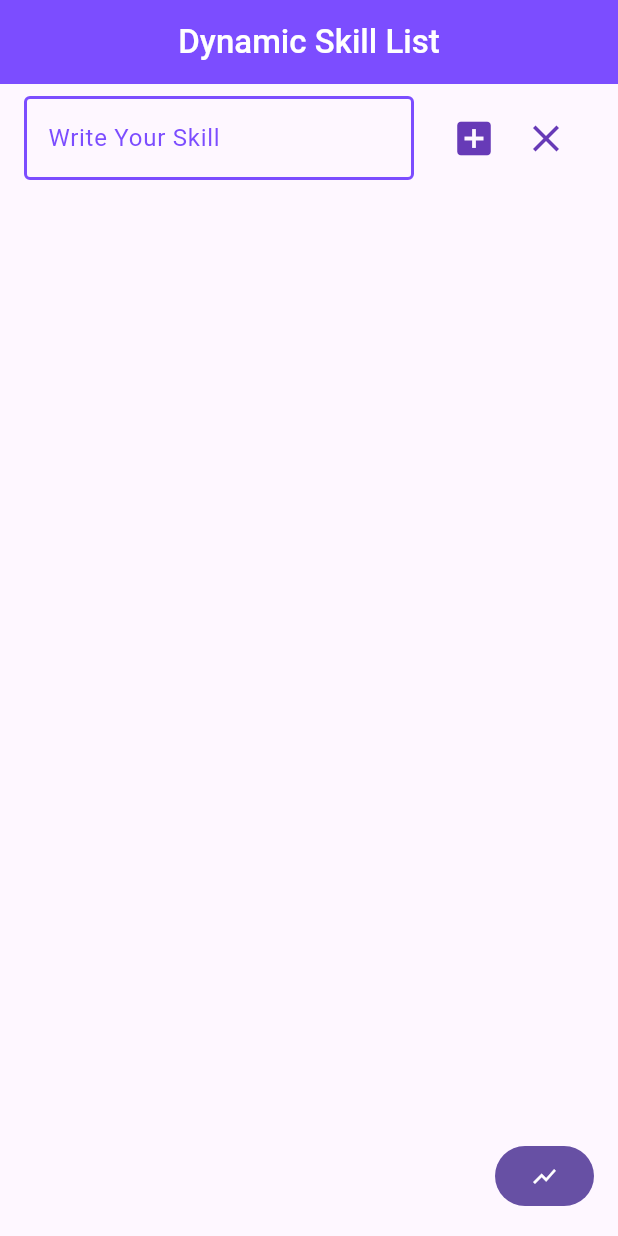
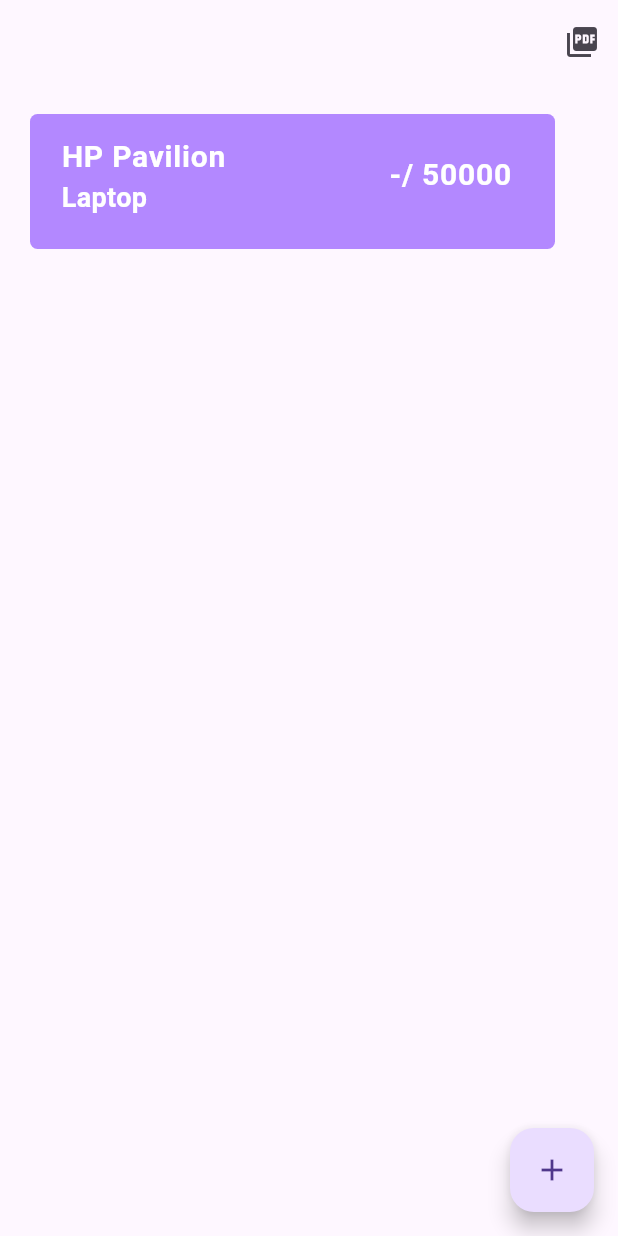
Before and after one commit to sadhana5953/resume_app_daily_task, a Flutter app: the screen it shows after launch, on a phone screen of 412 x 824 dp. Run offline on Flutter 3.47's test engine with Material 3 defaults, Android fonts, the phone set to English and light mode, and no system bars; our stand-ins replace image_picker, pdf, printing.

Commit message:
21/05/2024

```diff
--- /dev/null
+++ b/lib/Screens/Invoice Generator/pdf_generator.dart
@@ -0,0 +1,96 @@
+import 'dart:typed_data';
+import 'package:flutter/cupertino.dart';
+import 'package:flutter/material.dart';
+import 'package:pdf/pdf.dart';
+import 'package:pdf/widgets.dart' as pw;
+import 'package:printing/printing.dart';
+
+class Pdf extends StatefulWidget {
+  const Pdf({super.key});
+
+  @override
+  State<Pdf> createState() => _PdfState();
+}
+
+class _PdfState extends State<Pdf> {
+  @override
+  Widget build(BuildContext context) {
+    return Scaffold(
+      appBar: AppBar(
+        actions: [
+          IconButton(
+              onPressed: () {
+                Navigator.of(context).pushNamed('/print');
+              },
+              icon: Icon(Icons.picture_as_pdf))
+        ],
+      ),
+      body: SingleChildScrollView(
+        child: Column(
+          crossAxisAlignment: CrossAxisAlignment.center,
+          children: List.generate(
+              invoiceList.length,
+                  (index) => Container(
+                height: 90,
+                width: 350,
+                padding: EdgeInsets.all(5),
+                margin: EdgeInsets.only(left: 20, top: 20),
+                decoration: BoxDecoration(
+                  color: Colors.deepPurpleAccent.shade100,
+                  borderRadius: BorderRadius.circular(5),
+                ),
+                child: ListTile(
+                  title: Text('${invoiceList[index].name}',style: TextStyle(color: Colors.white,fontSize: 20,fontWeight: FontWeight.bold),),
+                  subtitle: Text('${invoiceList[index].category}',style: TextStyle(color: Colors.white,fontSize: 18,fontWeight: FontWeight.bold),),
+                  trailing: Text('-/ ${invoiceList[index].price}',style: TextStyle(color: Colors.white,fontSize: 20,fontWeight: FontWeight.bold),),
+                ),
+              )),
+        ),
+      ),
+      floatingActionButton: FloatingActionButton(
+        onPressed: () {
+          setState(() {
+            invoiceList.add(InvoiceModel(name: 'vivo Y-35',category: 'Phone',price: '25000'));
+          });
+        },
+        child: Icon(Icons.add),
+      ),
+    );
+  }
+}
+
+List<InvoiceModel> invoiceList = [
+  InvoiceModel(name: 'HP Pavilion', price: '50000', category: 'Laptop'),
+];
+
+class InvoiceModel {
+  String? name;
+  String? category;
+  String? price;
+
+  InvoiceModel({this.name, this.price, this.category});
+}
+
+Future<Uint8List> generatepdf() {
+  final pdf = pw.Document();
+  pdf.addPage(pw.Page(
+      build: (context) => pw.Column(
+          children: List.generate(
+              invoiceList.length,
+                  (index) => pw.Container(
+                height: 90,
+                width: double.infinity,
+                padding:  pw.EdgeInsets.all(16),
+                margin:  pw.EdgeInsets.all(16),
+                decoration: pw.BoxDecoration(
+                  color: PdfColors.deepPurpleAccent,
+                  // borderRadius: PdfBorderRadius.circular(5),
+                ),
+                child: pw.Column(
+                    children: [
+                      pw.Text('${invoiceList[index].name}                          -/${invoiceList[index].price}\n${invoiceList[index].category}',style: pw.TextStyle(color: PdfColors.white,fontSize: 25),),
+                    ]
+                ),
+              )))));
+  return pdf.save();
+}
--- a/lib/Screens/dynamic list/skill list.dart
+++ b/lib/Screens/dynamic list/skill list.dart
@@ -76,6 +76,11 @@ class _skillPage1State extends State<skillPage1> {
       floatingActionButton: FilledButton(
         child: Icon(Icons.show_chart),
         onPressed: () {
+         // skill=listOfSkill[0].text;
+          for(int i=0;i<listOfSkill.length;i++)
+            {
+              skill=skill+listOfSkill[i].text;
+            }
           Navigator.of(context).pushNamed('/skill');
         },
       ),
@@ -85,3 +90,4 @@ class _skillPage1State extends State<skillPage1> {
 
 TextEditingController txtSkill = TextEditingController();
 List listOfSkill = [txtSkill];
+String skill='';
--- a/lib/utills/route.dart
+++ b/lib/utills/route.dart
@@ -1,4 +1,6 @@
 import 'package:flutter/material.dart';
+import 'package:resume_app_daily_task/Screens/Invoice%20Generator/pdf.dart';
+import 'package:resume_app_daily_task/Screens/Invoice%20Generator/pdf_generator.dart';
 import 'package:resume_app_daily_task/Screens/dynamic%20list/skill%20list.dart';
 import 'package:resume_app_daily_task/Screens/dynamic%20list/skill.dart';
 import 'package:resume_app_daily_task/Screens/homePage/homeScreen.dart';
@@ -14,7 +16,10 @@ import 'package:resume_app_daily_task/gmail%20validation/page3.dart';
 
 class AppRoutes {
   static Map<String, Widget Function(BuildContext)> routes = {
-    '/': (context) => skillPage1(),
+    '/': (context) => Pdf(),
+    '/pdf': (context) => Pdf(),
+    '/print': (context) => printPdf(),
+    '/skillList': (context) => skillPage1(),
     '/skill': (context) => skillPage2(),
     '/ID': (context) => idCard(),
     '/id': (context) => idCard2(),
--- a/pubspec.yaml
+++ b/pubspec.yaml
@@ -36,6 +36,8 @@ dependencies:
   # Use with the CupertinoIcons class for iOS style icons.
   cupertino_icons: ^1.0.6
   image_picker: ^1.1.1
+  pdf: ^3.10.8
+  printing: ^5.12.0
 
 
 dev_dependencies:
```
Also changed, not shown: lib/Screens/Invoice Generator/pdf.dart (added, +20 -0 lines), pubspec.lock, 5 other files.
